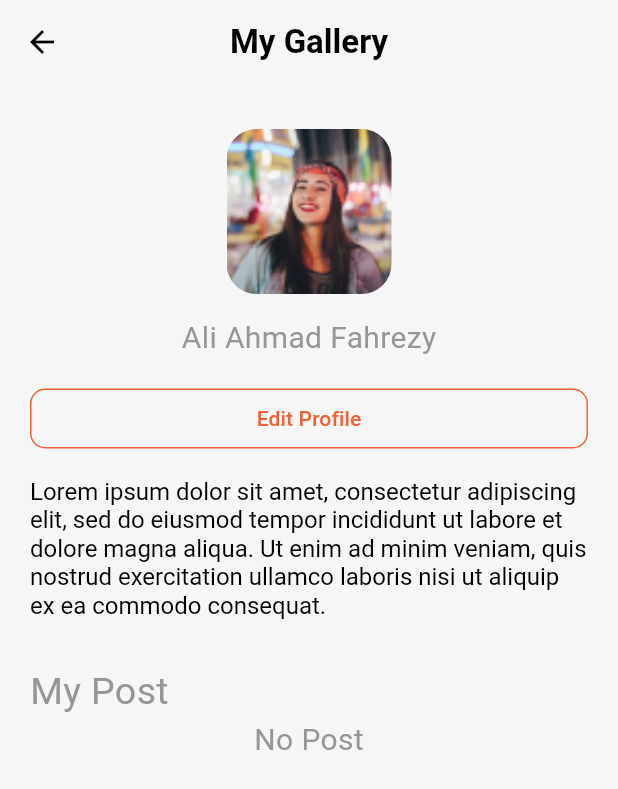
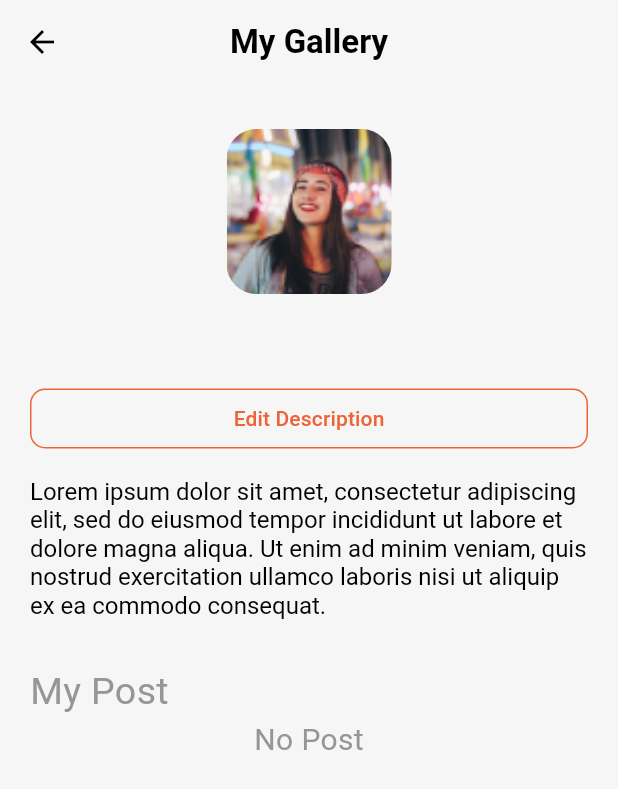
Before and after one commit to aryapras22/UpStyleApp, a Flutter app: the screen it shows once a user with an empty profile is signed in, item 4 of the bottom bar chosen, after a tap on "My Gallery", on a phone screen of 412 x 824 dp. Shown: the top 789 px of the screen. Run offline on Flutter 3.47's test engine with Material 3 defaults, Android fonts, the phone set to English and light mode, and no system bars; our stand-ins replace cloud_firestore, dotted_border, firebase_auth, firebase_core, firebase_storage, flutter_chat_types and 6 more; missing offline and left inert: firebase_app_check, flutter_firebase_chat_core; accounts and stored records are empty; Roboto replaces fonts that are missing (ProductSansMedium).

Commit message:
Favorites, and change my gallery to actual username

```diff
--- a/lib/screen/auth/my_gallery_screen.dart
+++ b/lib/screen/auth/my_gallery_screen.dart
@@ -1,4 +1,6 @@
 import 'package:flutter/material.dart';
+import 'package:flutter_riverpod/flutter_riverpod.dart';
+import 'package:upstyleapp/providers/auth_providers.dart';
 import 'package:upstyleapp/services/post_service.dart';
 import 'package:upstyleapp/widgets/post_card.dart';
 
@@ -8,7 +10,6 @@ class MyGalleryScreen extends StatelessWidget {
   @override
   Widget build(BuildContext context) {
     final PostService postService = PostService();
-
     return Scaffold(
       appBar: AppBar(
         title: const Text('My Gallery'),
@@ -32,17 +33,22 @@ class MyGalleryScreen extends StatelessWidget {
                 ),
               ),
             ),
-            const Padding(
-              padding: EdgeInsets.only(top: 15.0),
+            Consumer(
+              builder: (context, ref, child) {
+                return Padding(
+                  padding: const EdgeInsets.only(top: 15.0),
                   child: Center(
                     child: Text(
-                  "Ali Ahmad Fahrezy",
-                  style: TextStyle(
+                      ref.watch(userProfileProvider).name,
+                      style: const TextStyle(
                         fontFamily: "ProductSansMedium",
                         fontSize: 20.0,
+                        color: Colors.black,
                       ),
                     ),
                   ),
+                );
+              },
             ),
             Padding(
               padding: const EdgeInsets.only(top: 15.0),
@@ -56,7 +62,7 @@ class MyGalleryScreen extends StatelessWidget {
                   ),
                 ),
                 onPressed: () {},
-                child: const Text('Edit Profile'),
+                child: const Text('Edit Description'),
               ),
             ),
             Padding(
--- a/lib/screen/auth/profile_screen.dart
+++ b/lib/screen/auth/profile_screen.dart
@@ -1,6 +1,7 @@
 import 'package:flutter/material.dart';
 import 'package:upstyleapp/providers/auth_providers.dart';
 import 'package:upstyleapp/screen/auth/edit_profile_screen.dart';
+import 'package:upstyleapp/screen/auth/favorites_screen.dart';
 import 'package:upstyleapp/screen/auth/my_gallery_screen.dart';
 import 'package:upstyleapp/services/auth_services.dart';
 import 'package:flutter_riverpod/flutter_riverpod.dart';
@@ -118,7 +119,12 @@ class _ProfileScreenState extends ConsumerState<ProfileScreen> {
             ProfileOption(
               icon: Icons.favorite_border,
               text: 'Favorites',
-              onTap: () {},
+              onTap: () => Navigator.push(
+                context,
+                MaterialPageRoute(
+                  builder: (context) => const FavoritesScreen(),
+                ),
+              ),
             ),
             ProfileOption(
               icon: Icons.notifications_outlined,
--- a/lib/screen/home/profile_detail.dart
+++ b/lib/screen/home/profile_detail.dart
@@ -105,7 +105,6 @@ class _ProfileDetailState extends ConsumerState<ProfileDetail> {
 
   @override
   Widget build(BuildContext context) {
-    final PostService _postService = PostService();
     user = ref.watch(userProfileProvider);
     print('${user!.role} vs $otherRole');
     return Scaffold(
@@ -304,7 +303,7 @@ class _ProfileDetailState extends ConsumerState<ProfileDetail> {
               ),
             ),
             FutureBuilder(
-              future: _postService.getUserPostsById(widget.userId),
+              future: postService.getUserPostsById(widget.userId),
               builder: (context, snapshot) {
                 if (snapshot.connectionState == ConnectionState.waiting) {
                   return const Center(
```
Also changed, not shown: lib/screen/auth/favorites_screen.dart (added, +51 -0 lines), lib/services/post_service.dart (+15 -6 lines), 1 other file. Lines whose indentation alone changed are shown as unchanged.
